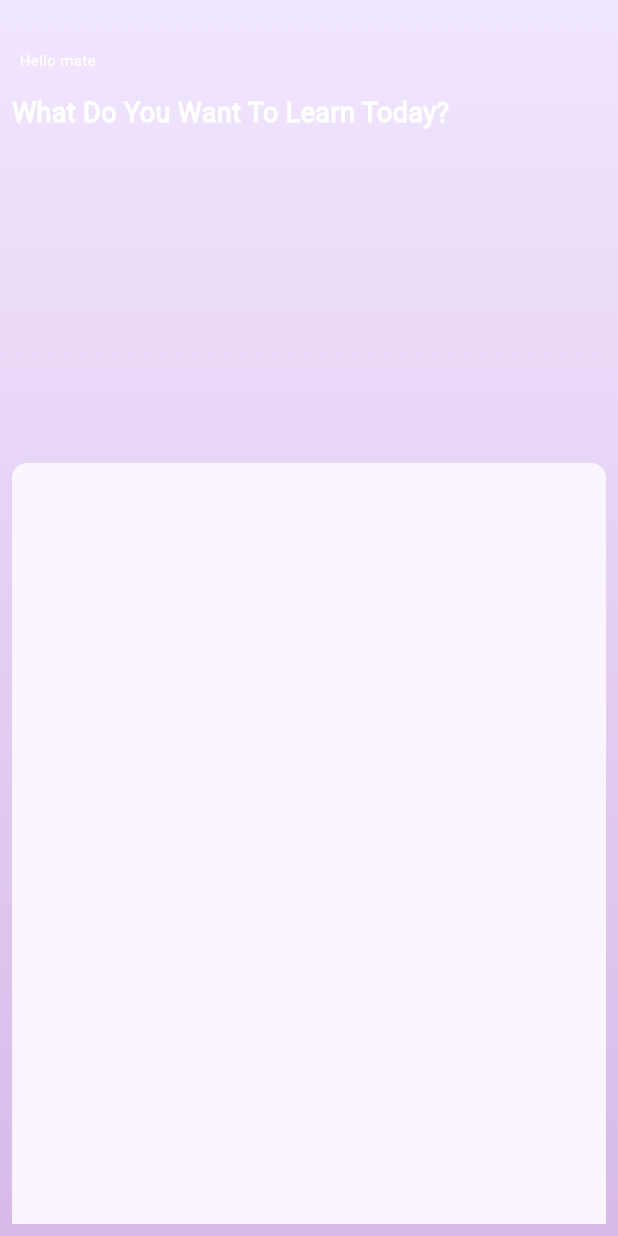
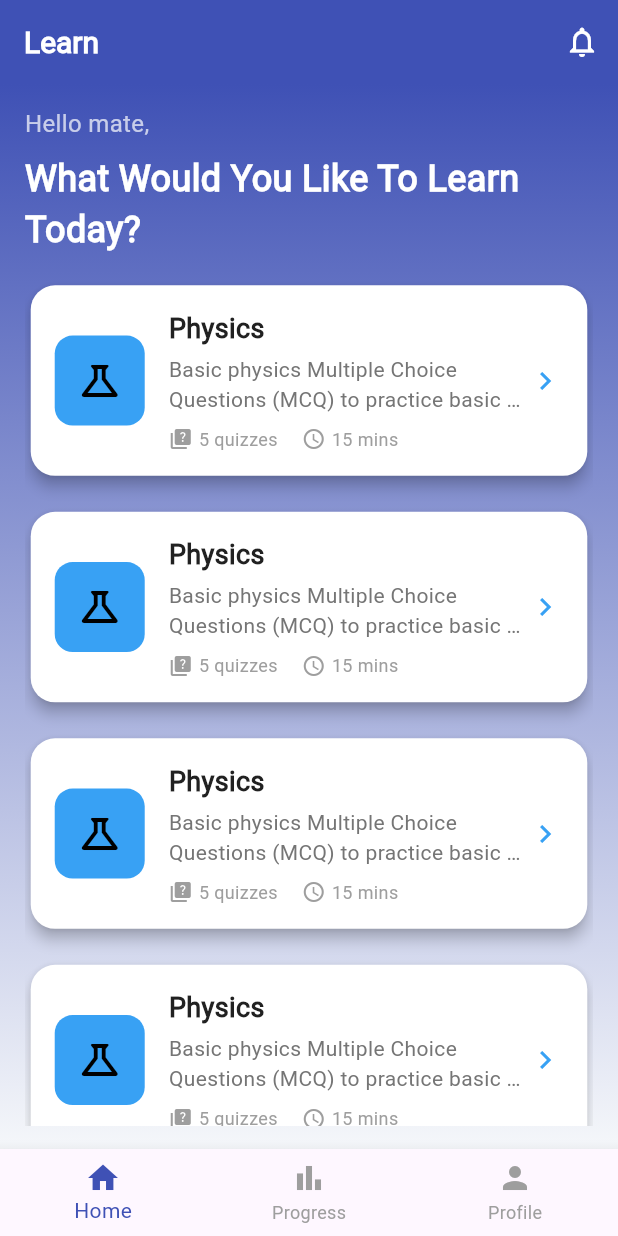
Before and after one commit to obialohenry/dartquizz, a Flutter app: the screen it shows after launch, on a phone screen of 412 x 824 dp. Run offline on Flutter 3.47's test engine with Material 3 defaults, Android fonts, the phone set to English and light mode, and no system bars; our stand-ins replace flutter_riverpod, flutter_screenutil, flutter_svg.

Commit message:
build:Dashboard Screen Home Screen
Add flutter riverpod plugin, to manage app state(updates when changes are made)

```diff
--- a/lib/config/app_colors.dart
+++ b/lib/config/app_colors.dart
@@ -2,11 +2,16 @@ import 'package:flutter/material.dart';
 
 class AppColors {
   static const kWhite = Colors.white;
-  static const kPrimaryGradientLavenderMist = LinearGradient(
+  static const kPrimaryGradientTwilightGlow = LinearGradient(
     begin: Alignment.topCenter,
     end: Alignment.bottomCenter,
-    colors: [Color(0xFFF1E6FF), Color(0xFFE4D0F2), Color(0xFFD7BAE9)],
+    colors: [Color(0xFF3F51B5), Color(0xFFF5F7FA)],
   );
   static const kPaleLavender = Color(0xffFBF5FF);
   static const kDeepPurple = Color(0xff530080);
+  static const kWhisperGray = Color(0xFFF5F7FA);
+  static const kRoyalIndigo = Color(0xFF3F51B5);
+  static const kCosmicBlue = Color(0xFF3F51B5);
+  static const kCharcoalBlack = Color(0xff212121);
+  static const kSteelGray = Color(0xff757575);
 }
--- a/lib/main.dart
+++ b/lib/main.dart
@@ -1,10 +1,11 @@
 import 'package:dartquizz/src/config.dart';
 import 'package:dartquizz/src/screens.dart';
 import 'package:flutter/material.dart';
+import 'package:flutter_riverpod/flutter_riverpod.dart';
 
 
 void main() {
-  runApp(MyApp());
+  runApp(const ProviderScope(child: MyApp()));
 }
 
 class MyApp extends StatefulWidget {
@@ -31,7 +32,7 @@ class _MyAppState extends State<MyApp> {
           home: child,
         );
       },
-      child: const HomeScreen(),
+      child: DashboardScreen(),
     );
   }
 }
--- /dev/null
+++ b/lib/src/components.dart
@@ -0,0 +1,3 @@
+export 'package:dartquizz/view/components/image_view.dart';
+export 'package:dartquizz/view/components/custom_text.dart';
+export 'package:dartquizz/view/components/gap.dart';
--- a/lib/src/screens.dart
+++ b/lib/src/screens.dart
@@ -1 +1,4 @@
-export 'package:dartquizz/view/screens/dashboard/home_screen.dart';
+export 'package:dartquizz/view/screens/dashboard/dashboard_screen.dart';
+export 'package:dartquizz/view/screens/dashboard/home/home_screen.dart';
+export 'package:dartquizz/view/screens/dashboard/profile_screen.dart';
+export 'package:dartquizz/view/screens/dashboard/progress_screen.dart';
--- a/lib/view/components/custom_text.dart
+++ b/lib/view/components/custom_text.dart
@@ -1,4 +1,3 @@
-import 'package:dartquizz/config/app_strings.dart';
 import 'package:dartquizz/src/config.dart';
 import 'package:flutter/material.dart';
 
@@ -55,7 +54,7 @@ class TextView extends StatelessWidget {
               fontSize: fontSize != null ? fontSize! : 16.spMin,
               fontWeight: fontWeight ?? FontWeight.w500,
               // color: color ?? AppColors.kTextBlack,
-              color: color ?? Theme.of(context).colorScheme.primary,
+              color: color ?? AppColors.kWhite,
               // (themeMode == ThemeMode.dark
               // ? Theme.of(context).textTheme.bodySmall!.color
               // : Theme.of(context).primaryColor),
--- /dev/null
+++ b/lib/view/screens/dashboard/dashboard_screen.dart
@@ -0,0 +1,41 @@
+import 'package:dartquizz/src/components.dart';
+import 'package:dartquizz/src/config.dart';
+import 'package:dartquizz/src/screens.dart';
+import 'package:dartquizz/view_model/dashboard/dashboard_view_model.dart';
+import 'package:flutter/material.dart';
+import 'package:flutter_riverpod/flutter_riverpod.dart';
+
+class DashboardScreen extends ConsumerWidget {
+  const DashboardScreen({super.key});
+  @override
+  Widget build(BuildContext context, WidgetRef ref) {
+    final dashboardProvider = ref.watch(dashboardViewModel);
+    return Scaffold(
+      backgroundColor: AppColors.kWhisperGray,
+      appBar: AppBar(
+        backgroundColor: AppColors.kRoyalIndigo,
+        title: TextView(text: "Learn", fontWeight: FontWeight.bold, fontSize: 20.spMin),
+        actions: [
+          IconButton(
+            onPressed: () {},
+            icon: Icon(Icons.notifications_none, color: AppColors.kWhite),
+          ),
+        ],
+      ),
+      body: dashboardProvider.dashboardScreen[dashboardProvider.currentIndex],
+      bottomNavigationBar: BottomNavigationBar(
+        items: [
+          BottomNavigationBarItem(icon: Icon(Icons.home), label: 'Home'),
+          BottomNavigationBarItem(icon: Icon(Icons.bar_chart), label: 'Progress'),
+          BottomNavigationBarItem(icon: Icon(Icons.person), label: 'Profile'),
+        ],
+        unselectedItemColor: Colors.grey,
+        selectedItemColor: AppColors.kCosmicBlue,
+        currentIndex: 0,
+        onTap: (value) =>
+          dashboardProvider.switchScreens(value)
+        ,
+      ),
+    );
+  }
+}
--- /dev/null
+++ b/lib/view/screens/dashboard/home/home_screen.dart
@@ -0,0 +1,164 @@
+
+import 'package:dartquizz/src/components.dart';
+import 'package:dartquizz/src/config.dart';
+import 'package:flutter/material.dart';
+
+class HomeScreen extends StatelessWidget {
+  const HomeScreen({super.key});
+
+  @override
+  Widget build(BuildContext context) {
+    return Scaffold(
+      backgroundColor: AppColors.kWhisperGray,
+      body: Container(
+        decoration: BoxDecoration(gradient: AppColors.kPrimaryGradientTwilightGlow),
+        padding: EdgeInsets.symmetric(vertical: 15.h, horizontal: 15.w),
+        child: Column(
+          crossAxisAlignment: CrossAxisAlignment.start,
+          children: [
+            Column(
+              crossAxisAlignment: CrossAxisAlignment.start,
+              children: [
+                TextView(text: "Hello mate,", color: Colors.white70),
+                Gap(8),
+                TextView(
+                  text: "What Would You Like To Learn Today?",
+                  maxLines: 2,
+                  fontWeight: FontWeight.bold,
+                  fontSize: 24.spMin,
+                ),
+              ],
+            ),
+            Gap(16),
+            Expanded(
+              child: ListView(
+                physics: const BouncingScrollPhysics(),
+                children: [
+                  QuizzCard(
+                    color: Colors.blue.withAlpha((0.9 * 255).toInt()),
+                    cardIcon: Icon(Icons.science_outlined, size: 32, color: Colors.black),
+                    title: "Physics",
+                    description:
+                        'Basic physics Multiple Choice Questions (MCQ) to practice basic physics quiz answers',
+                  ),
+                  Gap(16),
+                  QuizzCard(
+                    color: Colors.blue.withAlpha((0.9 * 255).toInt()),
+                    cardIcon: Icon(Icons.science_outlined, size: 32, color: Colors.black),
+                    title: "Physics",
+                    description:
+                        'Basic physics Multiple Choice Questions (MCQ) to practice basic physics quiz answers',
+                  ),
+                  Gap(16),
+                  QuizzCard(
+                    color: Colors.blue.withAlpha((0.9 * 255).toInt()),
+                    cardIcon: Icon(Icons.science_outlined, size: 32, color: Colors.black),
+                    title: "Physics",
+                    description:
+                        'Basic physics Multiple Choice Questions (MCQ) to practice basic physics quiz answers',
+                  ),
+                  Gap(16),
+                  QuizzCard(
+                    color: Colors.blue.withAlpha((0.9 * 255).toInt()),
+                    cardIcon: Icon(Icons.science_outlined, size: 32, color: Colors.black),
+                    title: "Physics",
+                    description:
+                        'Basic physics Multiple Choice Questions (MCQ) to practice basic physics quiz answers',
+                  ),
+                  Gap(16),
+                  QuizzCard(
+                    color: Colors.blue.withAlpha((0.9 * 255).toInt()),
+                    cardIcon: Icon(Icons.science_outlined, size: 32, color: Colors.black),
+                    title: "Physics",
+                    description:
+                        'Basic physics Multiple Choice Questions (MCQ) to practice basic physics quiz answers',
+                  ),
+                ],
+              ),
+            ),
+          ],
+        ),
+      ),
+    );
+  }
+}
+
+class QuizzCard extends StatelessWidget {
+  const QuizzCard({
+    super.key,
+    required this.title,
+    required this.description,
+    required this.color,
+    // required this.cardIconColor,
+    required this.cardIcon,
+  });
+  final String title;
+  final Color color;
+  final String description;
+  // final Color cardIconColor;
+  final Widget cardIcon;
+  @override
+  Widget build(BuildContext context) {
+    return Card(
+      elevation: 4.0,
+      shape: RoundedRectangleBorder(borderRadius: BorderRadius.circular(16.r)),
+      color: AppColors.kWhite,
+      child: Padding(
+        padding: EdgeInsets.all(16),
+        child: Row(
+          children: [
+            Container(
+              height: 60,
+              width: 60,
+              decoration: BoxDecoration(color: color, borderRadius: BorderRadius.circular(12)),
+              child: Center(child: cardIcon),
+            ),
+            Gap(16),
+            Expanded(
+              child: Column(
+                crossAxisAlignment: CrossAxisAlignment.start,
+                children: [
+                  TextView(
+                    text: title,
+                    fontSize: 18.spMin,
+                    fontWeight: FontWeight.bold,
+                    color: AppColors.kCharcoalBlack,
+                  ),
+                  Gap(4),
+                  TextView(
+                    text: description,
+                    maxLines: 2,
+                    fontSize: 14.spMin,
+                    textOverflow: TextOverflow.ellipsis,
+                    color: AppColors.kSteelGray,
+                  ),
+                  Gap(8),
+                  Row(
+                    children: [
+                      Row(
+                        children: [
+                          Icon(Icons.quiz, size: 16.spMin, color: Colors.grey),
+                          Gap(4),
+                          TextView(text: '5 quizzes', fontSize: 12.spMin, color: Colors.grey),
+                        ],
+                      ),
+                      Gap(16),
+                      Row(
+                        children: [
+                          Icon(Icons.access_time, size: 16.spMin, color: Colors.grey),
+                          Gap(4),
+                          TextView(text: '15 mins', fontSize: 12.spMin, color: Colors.grey),
+                        ],
+                      ),
+                    ],
+                  ),
+                ],
+              ),
+            ),
+            Icon(Icons.chevron_right, color: color),
+          ],
+        ),
+      ),
+    );
+  }
+}
--- a/lib/view/screens/dashboard/home_screen.dart
+++ /dev/null
@@ -1,91 +0,0 @@
-import 'package:dartquizz/src/config.dart';
-import 'package:dartquizz/view/components/custom_text.dart';
-import 'package:dartquizz/view/components/gap.dart';
-import 'package:dartquizz/view/components/image_view.dart';
-import 'package:flutter/material.dart';
-
-class HomeScreen extends StatelessWidget {
-  const HomeScreen({super.key});
-
-  @override
-  Widget build(BuildContext context) {
-    return Scaffold(
-      body: Container(
-        decoration: BoxDecoration(gradient: AppColors.kPrimaryGradientLavenderMist),
-        child: SafeArea(
-          child: Padding(
-            padding: const EdgeInsets.all(8.0),
-            child: Column(
-              crossAxisAlignment: CrossAxisAlignment.start,
-              mainAxisAlignment: MainAxisAlignment.spaceBetween,
-              children: [
-                Column(
-                  crossAxisAlignment: CrossAxisAlignment.start,
-                  children: [
-                    //TODO: // Add An Icon//
-                    Gap(25),
-                    Row(
-                      children: [
-                        //TODO: // Add An Icon//
-                        Gap(5),
-                        TextView(text: helloMate, color: AppColors.kWhite, fontSize: 10.spMin),
-                      ],
-                    ),
-                    Gap(15),
-                    TextView(
-                      text: whatDoYouWantToLearnToday,
-                      color: AppColors.kWhite,
-                      fontSize: 18.spMin,
-                      fontWeight: FontWeight.w700,
-                      maxLines: 2,
-                      textAlign: TextAlign.start,
-                    ),
-                  ],
-                ),
-                Container(
-                  height: 500.h,
-                  width: double.infinity,
-                  decoration: BoxDecoration(
-                    borderRadius: BorderRadius.only(
-                      topLeft: Radius.circular(10.r),
-                      topRight: Radius.circular(10.r),
-                    ),
-                    color: AppColors.kPaleLavender,
-                  ),
-                  child: SingleChildScrollView(
-                    padding: EdgeInsets.symmetric(vertical: 15.h, horizontal: 15.w),
-                    physics: BouncingScrollPhysics(),
-                    child: Column(
-                      children: [
-
-                    ].map((item) {
-                            return Container(
-                              padding: EdgeInsets.only(top: 10, left: 10),
-                              margin: EdgeInsets.only(bottom: 12),
-                              height: 50.h,
-                              width: double.infinity,
-                              decoration: BoxDecoration(
-                                color: AppColors.kWhite,
-                                borderRadius: BorderRadius.circular(10.r),
-                              ),
-                              child: Row(
-                                crossAxisAlignment: CrossAxisAlignment.start,
-                                children: [
-                                  Expanded(flex: 1, child: ImageView.asset('url')),
-                                  Gap(5),
-                                  Expanded(flex: 2, child: Column())
-                                ],
-                              ),
-                            );
-                          }).toList(),
-                    ),
-                  ),
-                ),
-              ],
-            ),
-          ),
-        ),
-      ),
-    );
-  }
-}
--- /dev/null
+++ b/lib/view/screens/dashboard/profile_screen.dart
@@ -0,0 +1,22 @@
+import 'package:dartquizz/src/components.dart';
+import 'package:dartquizz/src/config.dart';
+import 'package:flutter/material.dart';
+
+class ProfileScreen extends StatelessWidget {
+  const ProfileScreen({super.key});
+
+  @override
+  Widget build(BuildContext context) {
+    return Scaffold(
+      backgroundColor: AppColors.kWhisperGray,
+      body: Center(
+        child: TextView(
+          text: "Coming Soon",
+          fontWeight: FontWeight.bold,
+          color: Colors.black,
+          fontSize: 24.spMin,
+        ),
+      ),
+    );
+  }
+}
--- /dev/null
+++ b/lib/view/screens/dashboard/progress_screen.dart
@@ -0,0 +1,16 @@
+import 'package:dartquizz/src/components.dart';
+import 'package:dartquizz/src/config.dart';
+import 'package:flutter/material.dart';
+
+class ProgressScreen extends StatelessWidget {
+  const ProgressScreen({super.key});
+
+  @override
+  Widget build(BuildContext context) {
+    return Scaffold(
+       backgroundColor: AppColors.kWhisperGray,
+       body: Center(child: TextView(text: "Coming Soon",  fontWeight: FontWeight.bold,color:Colors.black,
+                  fontSize: 24.spMin,),),
+    );
+  }
+}
--- /dev/null
+++ b/lib/view_model/dashboard/dashboard_view_model.dart
@@ -0,0 +1,16 @@
+import 'package:dartquizz/src/screens.dart';
+import 'package:flutter/material.dart';
+import 'package:flutter_riverpod/flutter_riverpod.dart';
+
+final dashboardViewModel = ChangeNotifierProvider((ref) => DashboardViewModel());
+
+class DashboardViewModel extends ChangeNotifier {
+  final List<Widget> _dashboardScreen = [HomeScreen(), ProgressScreen(), ProfileScreen()];
+  List<Widget> get dashboardScreen => _dashboardScreen;
+  int _currentIndex = 0;
+  int get currentIndex => _currentIndex;
+  void switchScreens(int value) {
+    _currentIndex = value;
+    notifyListeners();
+  }
+}
--- a/pubspec.yaml
+++ b/pubspec.yaml
@@ -36,6 +36,7 @@ dependencies:
   cupertino_icons: ^1.0.8
   flutter_screenutil: ^5.9.3
   flutter_svg: ^2.0.17
+  flutter_riverpod: ^2.6.1
 
 dev_dependencies:
   flutter_test:
```
Also changed, not shown: pubspec.lock, 2 other files.
